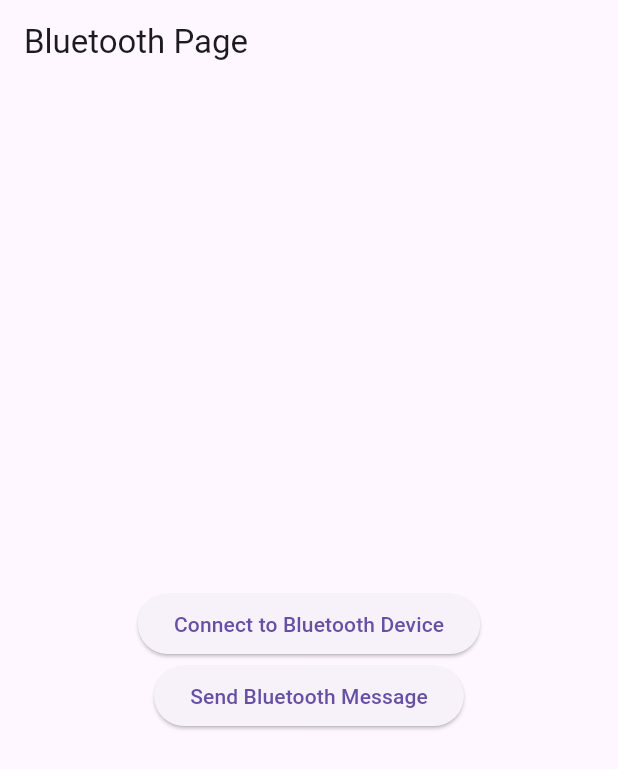
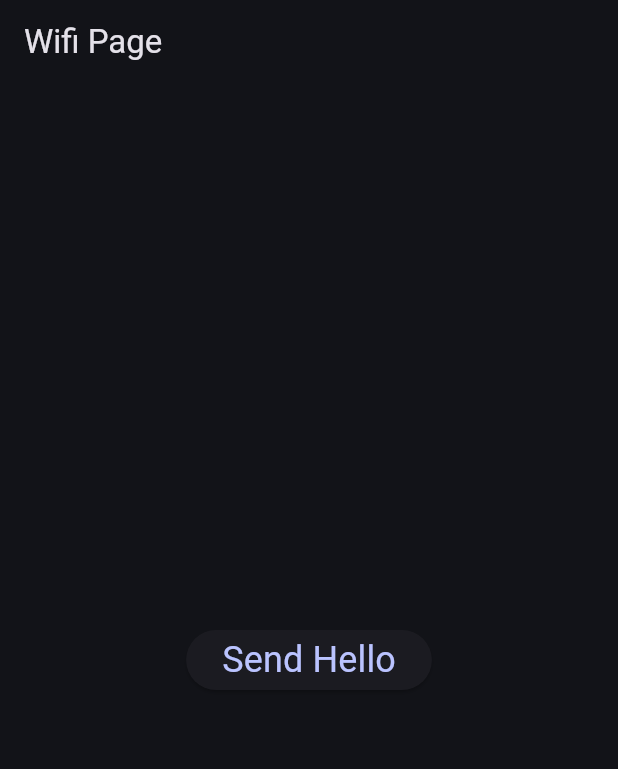
Before and after one commit to PhilippTrashman/t1-template-app, a Flutter app: the screen it shows after launch, on a phone screen of 412 x 824 dp. Shown: the top 769 px of the screen. Run offline on Flutter 3.47's test engine with Material 3 defaults, Android fonts, the light colour scheme and no system bars; our stand-ins replace dio, flutter_bluetooth_serial, permission_handler.

Commit message:
added roboto font

```diff
--- a/lib/bluetooth_serial/bluetooth_class.dart
+++ b/lib/bluetooth_serial/bluetooth_class.dart
@@ -1,4 +1,3 @@
-import 'dart:io';
 import 'dart:convert';
 import 'dart:typed_data';
 import 'package:flutter/material.dart';
--- a/lib/main.dart
+++ b/lib/main.dart
@@ -1,10 +1,20 @@
 import 'package:flutter/material.dart';
-import './wifi_connection/http_service.dart';
-import 'bluetooth_page.dart';
+import 'wifi_page.dart';
 
 void main() {
   runApp(const MainApp());
 }
+
+/*
+This is the Main Page, Two Examples are Provided
+One for Wifi Connection and One for Bluetooth Connection
+As Explained in the README, the Bluetooth Page will only work on Android and wont work on other Platforms
+at worst even crash on them
+
+This App is only a simple example of what you can do with Flutter and Bluetooth/Wifi
+for more advanced features like a settings page or persisting data between uses refer to the Flutter Documentation
+here a handy tutorial for learning the basics of Flutter: https://flutter.dev/docs/get-started/codelab
+*/
 
 class MainApp extends StatefulWidget {
   const MainApp({super.key});
@@ -14,21 +24,19 @@ class MainApp extends StatefulWidget {
 }
 
 class _MainAppState extends State<MainApp> {
-  final HttpService httpService = HttpService();
+  final Color colorSeed = Colors.indigo;
 
   @override
   Widget build(BuildContext context) {
-    return const MaterialApp(
-      home: BluetoothPage(),
+    final ThemeData darkTheme = ThemeData(
+      colorSchemeSeed: colorSeed,
+      brightness: Brightness
+          .dark, // change this value if you want to implement light theme
     );
-  }
-
-  Widget wifiMessageButton({required String url, required String buttonText}) {
-    return ElevatedButton(
-      onPressed: () {
-        httpService.post(url);
-      },
-      child: Text(buttonText),
+    return MaterialApp(
+      theme: darkTheme,
+      home: const WifiPage(),
+      // home: const BluetoothPage(),
     );
   }
 }
--- a/lib/wifi_page.dart
+++ b/lib/wifi_page.dart
@@ -0,0 +1,48 @@
+import 'package:flutter/material.dart';
+import './wifi_connection/http_service.dart';
+
+class WifiPage extends StatefulWidget {
+  const WifiPage({super.key});
+
+  @override
+  State<WifiPage> createState() => _WifiPageState();
+}
+
+class _WifiPageState extends State<WifiPage> {
+  final HttpService httpService = HttpService();
+
+  Widget wifiMessageButton(
+      {required String route, required String buttonText}) {
+    return ElevatedButton(
+      onPressed: () {
+        httpService.post(route);
+      },
+      child: Text(
+        buttonText,
+        style: const TextStyle(
+          fontFamily: 'Roboto',
+          fontSize: 24,
+        ),
+      ),
+    );
+  }
+
+  @override
+  Widget build(BuildContext context) {
+    return Scaffold(
+      appBar: AppBar(
+        title: const Text('Wifi Page'),
+      ),
+      body: Center(
+        child: Column(
+          mainAxisAlignment: MainAxisAlignment.center,
+          children: <Widget>[
+            const Spacer(),
+            wifiMessageButton(route: 'hello', buttonText: 'Send Hello'),
+            const Spacer(),
+          ],
+        ),
+      ),
+    );
+  }
+}
```
Also changed, not shown: lib/bluetooth_page.dart (+47 -9 lines), pubspec.yaml (+10 -0 lines), assets/fonts/roboto/Roboto-Black.ttf (added), assets/fonts/roboto/Roboto-BlackItalic.ttf (added), assets/fonts/roboto/Roboto-Bold.ttf (added), assets/fonts/roboto/Roboto-BoldItalic.ttf (added), assets/fonts/roboto/Roboto-Italic.ttf (added), assets/fonts/roboto/Roboto-Light.ttf (added), assets/fonts/roboto/Roboto-LightItalic.ttf (added), assets/fonts/roboto/Roboto-Medium.ttf (added), assets/fonts/roboto/Roboto-MediumItalic.ttf (added), assets/fonts/roboto/Roboto-Regular.ttf (added), assets/fonts/roboto/Roboto-Thin.ttf (added), assets/fonts/roboto/Roboto-ThinItalic.ttf (added), 1 other file.
